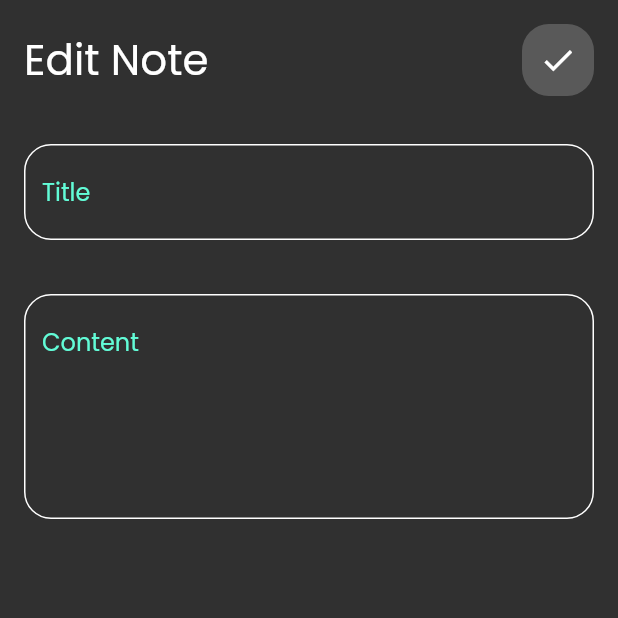
After one commit to JohnAmir450/notes_app_exercise, a Flutter app: the screen it shows after launch, after a tap on "Flutter Tips", on a phone screen of 412 x 824 dp, the top half of it. The commit adds this screen. Run offline on Flutter 3.47's test engine with Material 2 defaults, Android fonts, the phone set to English and light mode, and no system bars; our stand-ins replace font_awesome_flutter.

Commit message:
edit note view done

```diff
--- /dev/null
+++ b/lib/views/edit_note_view.dart
@@ -0,0 +1,15 @@
+import 'package:flutter/material.dart';
+import '../widgets/edit_notes_view_body.dart';
+
+class EditView extends StatelessWidget {
+  const EditView({super.key});
+
+  @override
+  Widget build(BuildContext context) {
+    return const SafeArea(
+      child: Scaffold(
+        body: EditNoteViewBody(),
+      ),
+    );
+  }
+}
--- a/lib/widgets/custom_app_bar.dart
+++ b/lib/widgets/custom_app_bar.dart
@@ -1,24 +1,25 @@
 import 'package:flutter/material.dart';
-
 import 'custom_search_icon.dart';
 
 class CustomAppBar extends StatelessWidget {
-  const CustomAppBar({
-    super.key,
+   CustomAppBar({
+    super.key, required this.title, required this.icon,this.onPressed
   });
-
+final String title;
+final IconData icon;
+void Function()? onPressed;
   @override
   Widget build(BuildContext context) {
-    return const Padding(
-      padding: EdgeInsets.symmetric(vertical: 16.0, horizontal: 16.0),
+    return  Padding(
+      padding:const  EdgeInsets.symmetric(vertical: 16.0, horizontal: 16.0),
       child: Row(
         mainAxisAlignment: MainAxisAlignment.spaceBetween,
         children: [
           Text(
-            'Notes',
-            style: TextStyle(fontSize: 28, fontWeight: FontWeight.w500),
+            title,
+            style: const TextStyle(fontSize: 28, fontWeight: FontWeight.w500),
           ),
-          CustomIcon()
+          CustomIcon(icon: icon,onPressed: onPressed,)
         ],
       ),
     );
--- a/lib/widgets/custom_bottom.dart
+++ b/lib/widgets/custom_bottom.dart
@@ -18,7 +18,7 @@ class CustomBottom extends StatelessWidget {
       child: const Center(
           child: Text(
         'Add',
-        style: TextStyle(fontSize: 20, fontWeight: FontWeight.w600,color: Colors.black),
+        style: TextStyle(fontSize: 20, fontWeight: FontWeight.w500,color: Colors.black),
       )),
     );
   }
--- a/lib/widgets/custom_note_item.dart
+++ b/lib/widgets/custom_note_item.dart
@@ -1,5 +1,7 @@
 import 'package:flutter/material.dart';
 import 'package:font_awesome_flutter/font_awesome_flutter.dart';
+
+import '../views/edit_note_view.dart';
 
 class NoteItem extends StatelessWidget {
   const NoteItem({
@@ -10,6 +12,11 @@ class NoteItem extends StatelessWidget {
   Widget build(BuildContext context) {
     return Padding(
       padding: const EdgeInsets.symmetric(vertical:4.0,horizontal: 16),
+      child: GestureDetector(
+        onTap: (){
+          Navigator.pushAndRemoveUntil(context, MaterialPageRoute(builder: (context)=>const EditView())
+        , (route) => true);
+        },
         child: Container(
           padding:
               const EdgeInsets.only(top: 24, bottom: 24, right: 16, left: 16),
@@ -46,6 +53,7 @@ class NoteItem extends StatelessWidget {
             ],
           ),
         ),
+      ),
     );
   }
 }
--- a/lib/widgets/custom_search_icon.dart
+++ b/lib/widgets/custom_search_icon.dart
@@ -1,10 +1,11 @@
 import 'package:flutter/material.dart';
 
 class CustomIcon extends StatelessWidget {
-  const CustomIcon({
-    super.key,
+   CustomIcon({
+    super.key, required this.icon,this.onPressed
   });
-
+final IconData icon;
+void Function()? onPressed;
   @override
   Widget build(BuildContext context) {
     return Container(
@@ -12,11 +13,11 @@ class CustomIcon extends StatelessWidget {
             color: Colors.white.withOpacity(.2),
             borderRadius: BorderRadius.circular(18)),
         child: IconButton(
-          icon: const Icon(
-            Icons.search_rounded,
+          icon:  Icon(
+           icon,
             size: 25,
           ),
-          onPressed: () {},
+          onPressed: onPressed,
         ));
   }
 }
--- /dev/null
+++ b/lib/widgets/edit_notes_view_body.dart
@@ -0,0 +1,34 @@
+import 'package:flutter/material.dart';
+import 'custom_app_bar.dart';
+import 'custom_text_field.dart';
+
+class EditNoteViewBody extends StatelessWidget {
+  const EditNoteViewBody({
+    super.key,
+  });
+
+  @override
+  Widget build(BuildContext context) {
+    return Column(
+
+      children: [
+        CustomAppBar(
+          icon: Icons.done,
+          onPressed: () {
+            Navigator.pop(context);
+          },
+          title: 'Edit Note',
+        ),
+        Padding(
+          padding: const EdgeInsets.symmetric(vertical:16.0,horizontal: 16),
+          child: CustomTextField(hint: 'Title'),
+        ),
+        const SizedBox(height: 20,),
+        Padding(
+          padding: const EdgeInsets.symmetric(horizontal: 16),
+          child: CustomTextField(hint: 'Content',maxLines: 5,),
+        )
+      ],
+    );
+  }
+}
--- a/lib/widgets/notes_view_body.dart
+++ b/lib/widgets/notes_view_body.dart
@@ -9,11 +9,11 @@ class NotesViewBody extends StatelessWidget {
 
   @override
   Widget build(BuildContext context) {
-    return const Scaffold(
+    return  Scaffold(
       body: Column(
         children: [
-          CustomAppBar(),
-          NotesListView(),
+          CustomAppBar(icon: Icons.search_rounded,title: 'Notes',),
+          const NotesListView(),
         ],
       ),
     );
```
Lines whose indentation alone changed are shown as unchanged.
